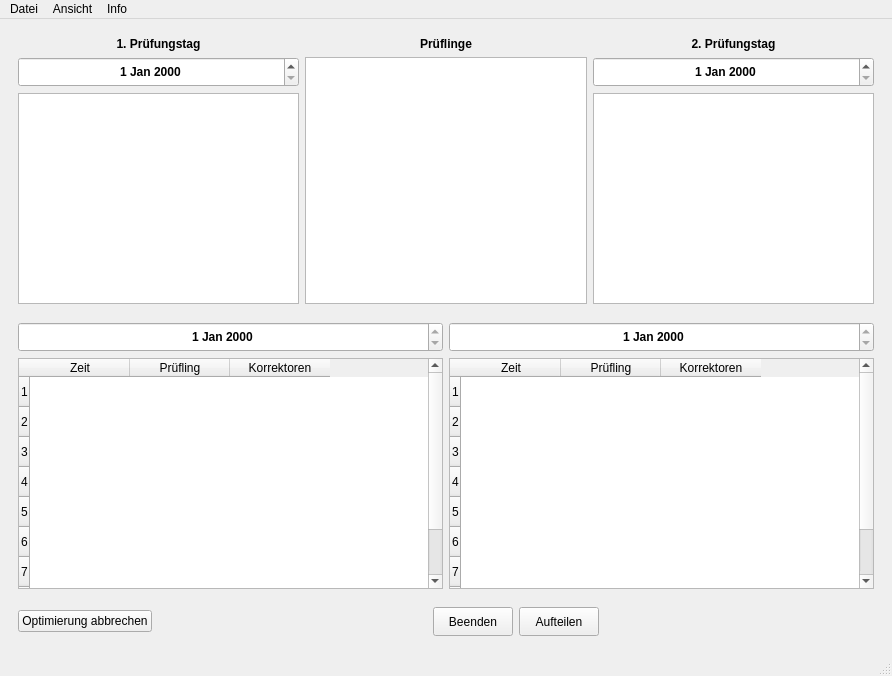
This is UI/mainwindow.ui in effzett/PVIHK as Qt 5 draws it before an edit. The edited form follows.
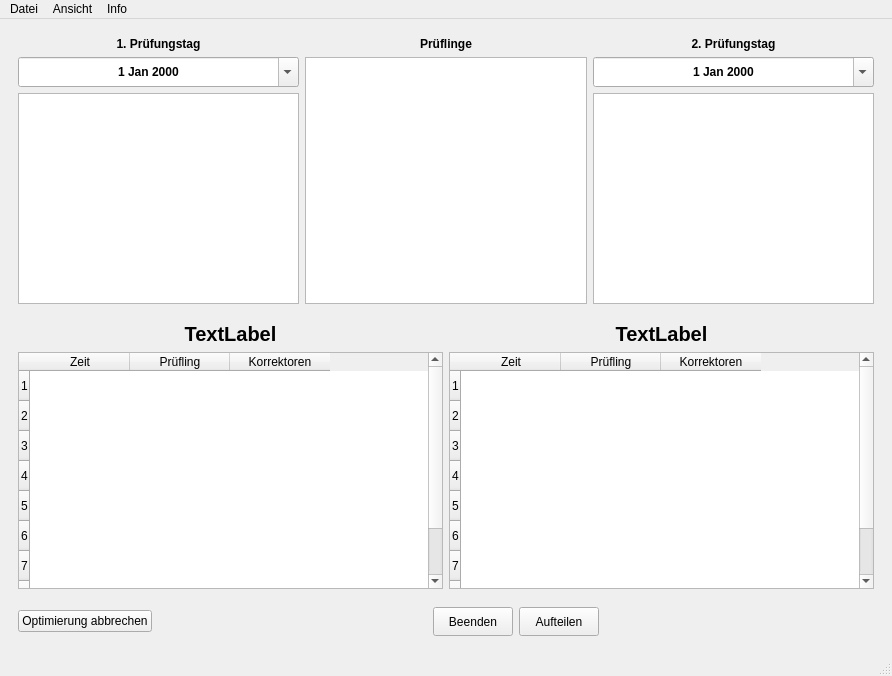
This is the edited form.

Commit message: Neue Version (1.1.x , mit Kalenderoption und Label als Datum und Editierbare Kandidatenlist (TODO: Einfügen neuer Zeilen)

Patch:
```diff
--- a/UI/mainwindow.ui
+++ b/UI/mainwindow.ui
@@ -71,6 +71,9 @@
              <property name="alignment">
               <set>Qt::AlignCenter</set>
              </property>
+             <property name="calendarPopup">
+              <bool>true</bool>
+             </property>
             </widget>
            </item>
            <item>
@@ -140,6 +143,9 @@
              <property name="alignment">
               <set>Qt::AlignCenter</set>
              </property>
+             <property name="calendarPopup">
+              <bool>true</bool>
+             </property>
             </widget>
            </item>
            <item>
@@ -168,33 +174,19 @@
        <item>
         <layout class="QVBoxLayout" name="verticalLayout_10">
          <item>
-          <widget class="QDateEdit" name="date1EditX">
-           <property name="enabled">
-            <bool>true</bool>
-           </property>
-           <property name="minimumSize">
-            <size>
-             <width>0</width>
-             <height>30</height>
-            </size>
-           </property>
-           <property name="maximumSize">
-            <size>
-             <width>16777215</width>
-             <height>16777215</height>
-            </size>
-           </property>
+          <widget class="QLabel" name="labelDate1">
            <property name="font">
             <font>
+             <pointsize>15</pointsize>
              <bold>true</bold>
             </font>
            </property>
+           <property name="text">
+            <string>TextLabel</string>
+           </property>
            <property name="alignment">
             <set>Qt::AlignCenter</set>
            </property>
-           <property name="readOnly">
-            <bool>true</bool>
-           </property>
           </widget>
          </item>
          <item>
@@ -269,30 +261,19 @@
        <item>
         <layout class="QVBoxLayout" name="verticalLayout_9">
          <item>
-          <widget class="QDateEdit" name="date2EditX">
-           <property name="minimumSize">
-            <size>
-             <width>0</width>
-             <height>30</height>
-            </size>
-           </property>
-           <property name="maximumSize">
-            <size>
-             <width>16777215</width>
-             <height>16777215</height>
-            </size>
-           </property>
+          <widget class="QLabel" name="labelDate2">
            <property name="font">
             <font>
+             <pointsize>15</pointsize>
              <bold>true</bold>
             </font>
            </property>
+           <property name="text">
+            <string>TextLabel</string>
+           </property>
            <property name="alignment">
             <set>Qt::AlignCenter</set>
            </property>
-           <property name="readOnly">
-            <bool>true</bool>
-           </property>
           </widget>
          </item>
          <item>
```
Left out of the diff: 2 changed lines with no effect on the pictures. The commit also changes 5 other files.
